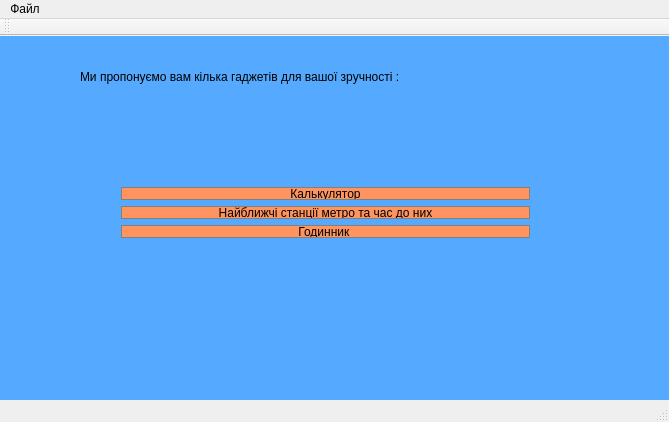
Qt form mainwindow.ui (Lasti9931/Qt-desktop-project-for-Windows) before a commit.
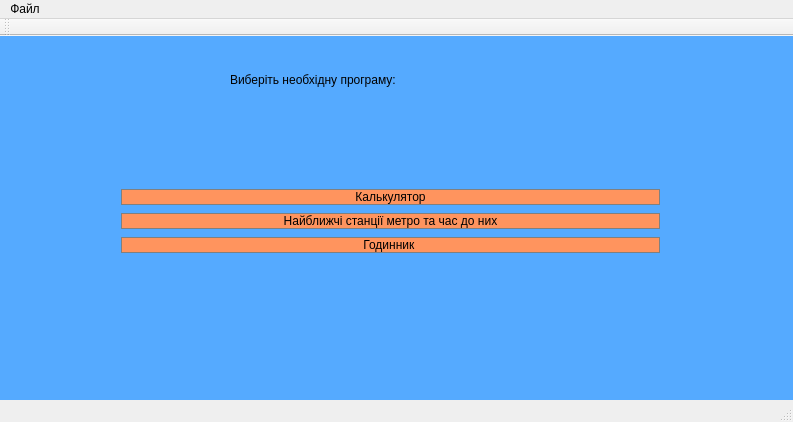
The same form after that commit.

Diff of the .ui file:
```diff
--- a/mainwindow.ui
+++ b/mainwindow.ui
@@ -6,7 +6,7 @@
    <rect>
     <x>0</x>
     <y>0</y>
-    <width>669</width>
+    <width>793</width>
     <height>422</height>
    </rect>
   </property>
@@ -26,26 +26,26 @@
    <widget class="QLabel" name="label">
     <property name="geometry">
      <rect>
-      <x>80</x>
-      <y>20</y>
-      <width>511</width>
-      <height>42</height>
+      <x>230</x>
+      <y>30</y>
+      <width>317</width>
+      <height>28</height>
      </rect>
     </property>
     <property name="styleSheet">
      <string notr="true">font: 75 14pt &quot;Tahoma&quot;;</string>
     </property>
     <property name="text">
-     <string>Ми пропонуємо вам кілька гаджетів для вашої зручності :</string>
+     <string>Виберіть необхідну програму:</string>
     </property>
    </widget>
-   <widget class="QWidget" name="">
+   <widget class="QWidget" name="layoutWidget">
     <property name="geometry">
      <rect>
       <x>110</x>
       <y>140</y>
-      <width>431</width>
-      <height>73</height>
+      <width>561</width>
+      <height>90</height>
      </rect>
     </property>
     <layout class="QGridLayout" name="gridLayout">
@@ -112,8 +112,8 @@
     <rect>
      <x>0</x>
      <y>0</y>
-     <width>669</width>
-     <height>21</height>
+     <width>793</width>
+     <height>26</height>
     </rect>
    </property>
    <widget class="QMenu" name="menu">
```
